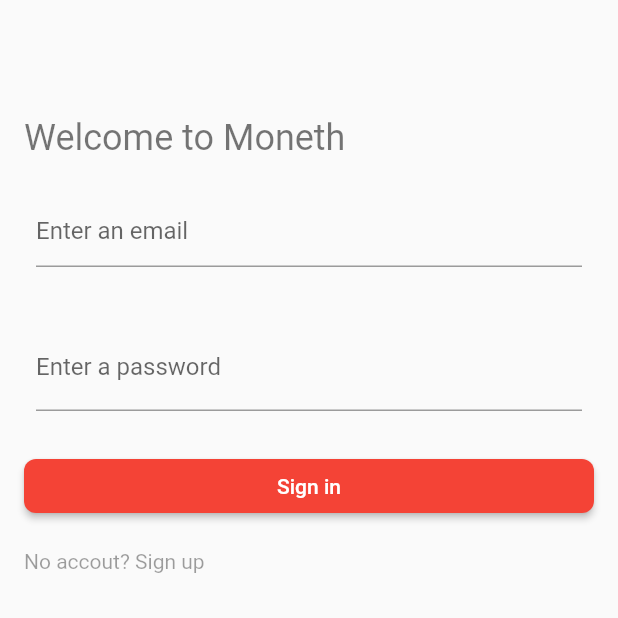
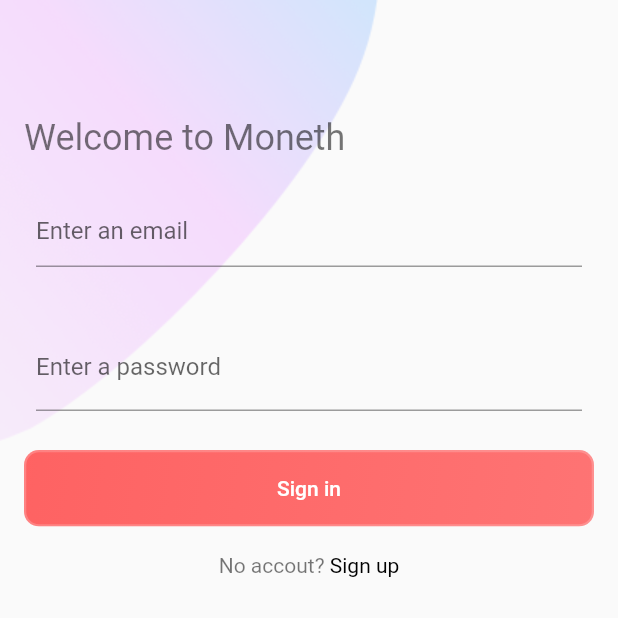
Before and after one commit to Dru1DD/moneth-flutter, a Flutter app: the screen it shows after launch, on a phone screen of 412 x 824 dp, the top half of it. Run offline on Flutter 3.47's test engine with Material 2 defaults, Android fonts, the phone set to English and light mode, and no system bars; our stand-ins replace cloud_firestore, curved_navigation_bar, firebase_auth, firebase_core, fl_chart, flutter_dotenv and 3 more; accounts and stored records are empty; generated files the repository leaves out were written again.

Commit message:
feat: redesign login and sign up screens

```diff
--- a/lib/screens/sign_in_screen.dart
+++ b/lib/screens/sign_in_screen.dart
@@ -3,6 +3,7 @@ import 'package:flutter/material.dart';
 import 'package:firebase_auth/firebase_auth.dart';
 import 'package:provider/provider.dart';
 import 'package:go_router/go_router.dart';
+import 'dart:math';
 
 import '../widgets/widgets.dart';
 import '../store/store.dart';
@@ -70,12 +71,22 @@ class _SignInScreenState extends State<SignInScreen> {
   @override
   Widget build(BuildContext context) {
     final MobXStore store = Provider.of<MobXStore>(context);
+    final screenSize = MediaQuery.of(context).size;
     return Scaffold(
-      body: Padding(
+      body: SizedBox(
+        height: screenSize.height,
+        width: screenSize.width,
+        child: Stack(
+          children: [
+            const Image(
+              image: AssetImage('assets/images/main_top.png'),
+            ),
+            Padding(
               padding: const EdgeInsets.all(16.0),
               child: Center(
                 child: ListView(
-            keyboardDismissBehavior: ScrollViewKeyboardDismissBehavior.onDrag,
+                  keyboardDismissBehavior:
+                      ScrollViewKeyboardDismissBehavior.onDrag,
                   padding: const EdgeInsets.only(top: 44.0),
                   children: [
                     const SizedBox(height: 18),
@@ -88,8 +99,8 @@ class _SignInScreenState extends State<SignInScreen> {
                     ),
                     const SizedBox(height: 8),
                     Padding(
-                padding:
-                    const EdgeInsets.symmetric(horizontal: 8, vertical: 16),
+                      padding: const EdgeInsets.symmetric(
+                          horizontal: 8, vertical: 16),
                       child: TextField(
                         controller: _emailController,
                         decoration: const InputDecoration(
@@ -99,7 +110,8 @@ class _SignInScreenState extends State<SignInScreen> {
                       ),
                     ),
                     Padding(
-                padding: const EdgeInsets.symmetric(horizontal: 8, vertical: 8),
+                      padding: const EdgeInsets.symmetric(
+                          horizontal: 8, vertical: 8),
                       child: TextField(
                         controller: _passwordController,
                         obscureText: isHidePassword,
@@ -115,7 +127,9 @@ class _SignInScreenState extends State<SignInScreen> {
                               );
                             },
                             icon: Icon(
-                        isHidePassword ? Icons.remove_red_eye : Icons.password,
+                              isHidePassword
+                                  ? Icons.remove_red_eye
+                                  : Icons.password,
                             ),
                           ),
                         ),
@@ -127,25 +141,43 @@ class _SignInScreenState extends State<SignInScreen> {
                       pressedCallback: () => signInHandler(context, store),
                     ),
                     const SizedBox(height: 18),
-              RichText(
+                    Center(
+                      child: RichText(
                         text: TextSpan(
                           text: 'No accout? ',
                           style: const TextStyle(
-                    color: Colors.black38,
+                            color: Colors.black54,
                           ),
                           children: [
                             TextSpan(
                               recognizer: TapGestureRecognizer()
                                 ..onTap = widget.onClickedSignUp,
                               text: 'Sign up',
-                    ),
-                  ],
+                              style: const TextStyle(
+                                color: Colors.black,
                               ),
                             ),
                           ],
                         ),
                       ),
                     ),
+                  ],
+                ),
+              ),
+            ),
+            Positioned(
+              bottom: 0,
+              left: 0,
+              child: Transform(
+                transform: Matrix4.rotationY(2 * pi),
+                child: const Image(
+                  image: AssetImage('assets/images/main_bottom.png'),
+                ),
+              ),
+            ),
+          ],
+        ),
+      ),
     );
   }
 }
--- a/lib/widgets/build_button.dart
+++ b/lib/widgets/build_button.dart
@@ -1,4 +1,6 @@
 import 'package:flutter/material.dart';
+
+import './widgets.dart';
 
 class BuildButton extends StatelessWidget {
   final String buttonText;
@@ -14,19 +16,23 @@ class BuildButton extends StatelessWidget {
 
   @override
   Widget build(BuildContext context) {
-    return SizedBox(
+    return GlassMorphism(
+      start: 0.9,
+      end: 0.8,
+      color: Colors.redAccent,
+      child: SizedBox(
         width: buttonWidth,
         child: MaterialButton(
           onPressed: pressedCallback,
           shape: RoundedRectangleBorder(
             borderRadius: BorderRadius.circular(8.0),
           ),
-        color: Colors.red,
           child: Text(
             buttonText,
             style: const TextStyle(color: Colors.white),
           ),
         ),
+      ),
     );
   }
 }
--- a/lib/widgets/transactions/transaction_form.dart
+++ b/lib/widgets/transactions/transaction_form.dart
@@ -71,8 +71,8 @@ class _TransactionFormState extends State<TransactionForm> {
         context: context,
         builder: (BuildContext context) {
           return AlertDialog(
-            title: const Text("Alert Title"),
-            content: const Text("This is the alert message."),
+            title: const Text("Error"),
+            content: const Text("You need to fill all of the fields."),
             actions: [
               BuildButton(
                 buttonText: "OK",
--- a/pubspec.yaml
+++ b/pubspec.yaml
@@ -40,3 +40,7 @@ flutter:
 
   assets:
     - assets/.env
+    - assets/images/main_top.png
+    - assets/images/main_bottom.png
+    - assets/images/login_bottom.png
+    - assets/images/signup_top.png
```
Also changed, not shown: lib/screens/home/profile_screen.dart (+7 -6 lines), lib/screens/sing_up_screen.dart (+42 -10 lines), assets/images/login_bottom.png (added), assets/images/main_bottom.png (added), assets/images/main_top.png (added), assets/images/signup_top.png (added). Lines whose indentation alone changed are shown as unchanged.
